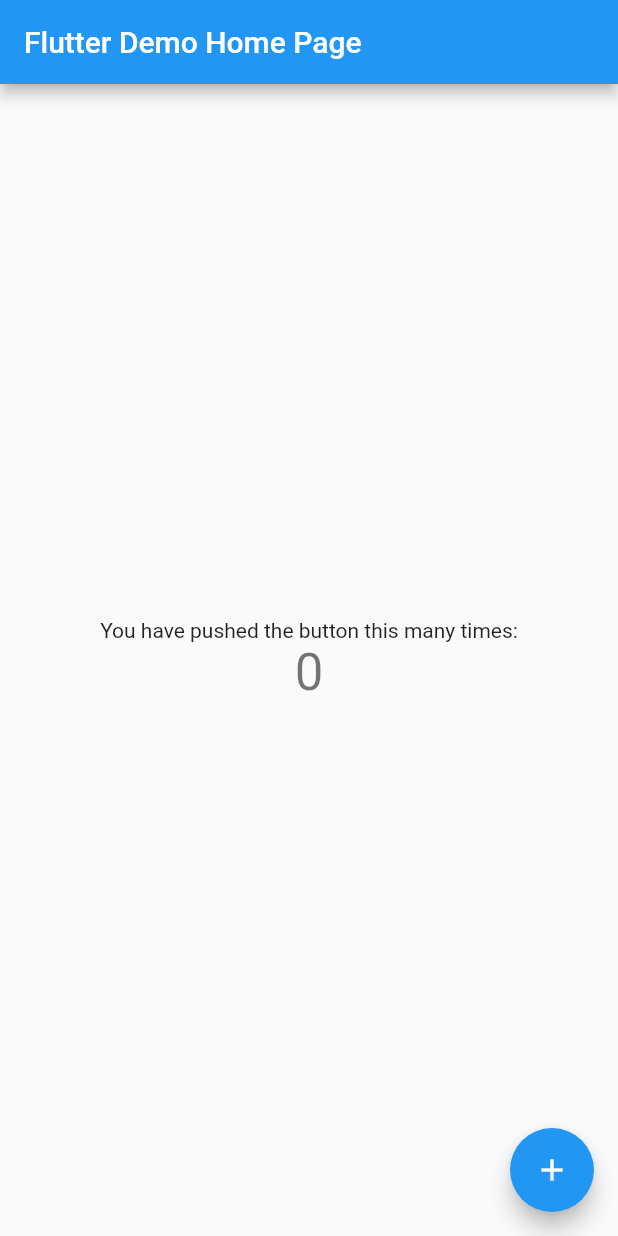
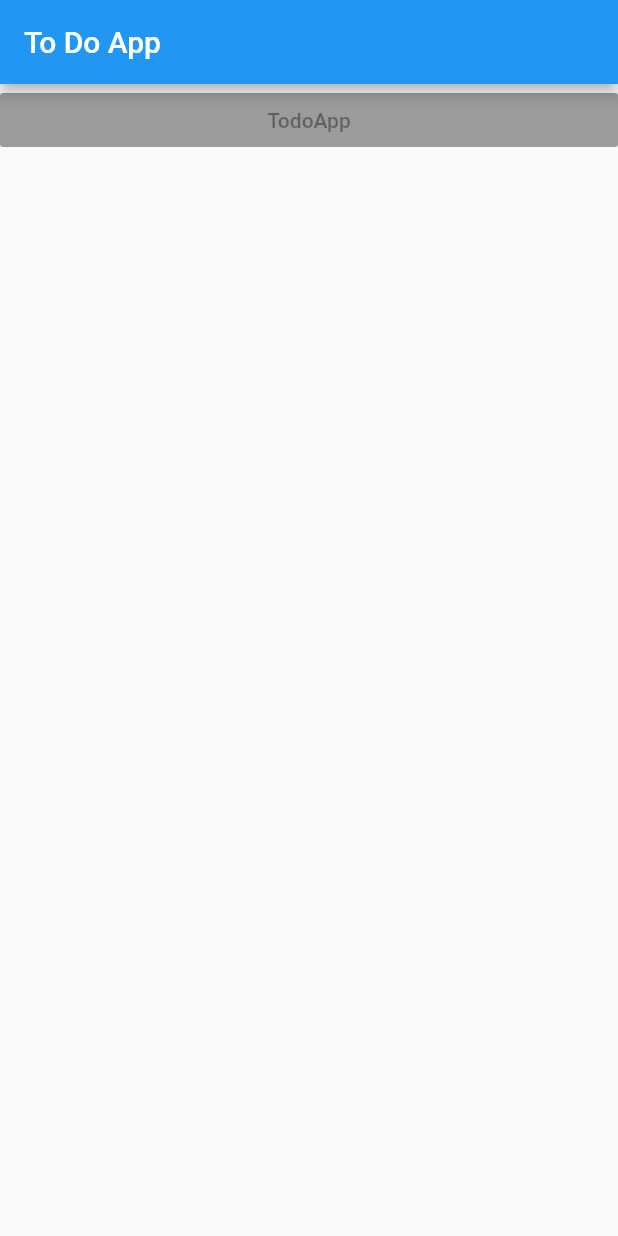
Before and after one commit to Aone0422/to_do_Flutter, a Flutter app: the screen it shows after launch, on a phone screen of 412 x 824 dp. Run offline on Flutter 3.47's test engine with Material 2 defaults, Android fonts, the phone set to English and light mode, and no system bars.

Commit message:
Add: main.dartを編集

```diff
--- a/lib/main.dart
+++ b/lib/main.dart
@@ -1,111 +1,36 @@
 import 'package:flutter/material.dart';
 
-void main() => runApp(MyApp());
+Future<void> main() async{
+  WidgetsFlutterBinding.ensureInitialized();
 
-class MyApp extends StatelessWidget {
+  runApp(MaterialApp(home: InitialScreen()));
+}
+
+class InitialScreen extends StatelessWidget {
   // This widget is the root of your application.
   @override
   Widget build(BuildContext context) {
-    return MaterialApp(
-      title: 'Flutter Demo',
-      theme: ThemeData(
-        // This is the theme of your application.
-        //
-        // Try running your application with "flutter run". You'll see the
-        // application has a blue toolbar. Then, without quitting the app, try
-        // changing the primarySwatch below to Colors.green and then invoke
-        // "hot reload" (press "r" in the console where you ran "flutter run",
-        // or simply save your changes to "hot reload" in a Flutter IDE).
-        // Notice that the counter didn't reset back to zero; the application
-        // is not restarted.
-        primarySwatch: Colors.blue,
+    return Scaffold(
+      appBar: AppBar(
+        title: const Text('To Do App'),
       ),
-      home: MyHomePage(title: 'Flutter Demo Home Page'),
+      body: ListView(
+        children: [
+          RaisedButton(
+//            onPressed: () => {
+//              Navigator.of(context).push(MaterialPageRoute<void>(
+//                  builder: (context) => TodoApp(
+//                          store: Store<AppState>(
+//                        appReducer,
+//                        initialState: const AppState(todoList: []),
+//                        middleware:
+//                            createStoreTodoMiddleware(TodoListRepositoryImpl()),
+//                      ))))
+//            },
+            child: const Text('TodoApp'),
+          ),
+        ],
+      ),
     );
   }
 }
-
-class MyHomePage extends StatefulWidget {
-  MyHomePage({Key key, this.title}) : super(key: key);
-
-  // This widget is the home page of your application. It is stateful, meaning
-  // that it has a State object (defined below) that contains fields that affect
-  // how it looks.
-
-  // This class is the configuration for the state. It holds the values (in this
-  // case the title) provided by the parent (in this case the App widget) and
-  // used by the build method of the State. Fields in a Widget subclass are
-  // always marked "final".
-
-  final String title;
-
-  @override
-  _MyHomePageState createState() => _MyHomePageState();
-}
-
-class _MyHomePageState extends State<MyHomePage> {
-  int _counter = 0;
-
-  void _incrementCounter() {
-    setState(() {
-      // This call to setState tells the Flutter framework that something has
-      // changed in this State, which causes it to rerun the build method below
-      // so that the display can reflect the updated values. If we changed
-      // _counter without calling setState(), then the build method would not be
-      // called again, and so nothing would appear to happen.
-      _counter++;
-    });
-  }
-
-  @override
-  Widget build(BuildContext context) {
-    // This method is rerun every time setState is called, for instance as done
-    // by the _incrementCounter method above.
-    //
-    // The Flutter framework has been optimized to make rerunning build methods
-    // fast, so that you can just rebuild anything that needs updating rather
-    // than having to individually change instances of widgets.
-    return Scaffold(
-      appBar: AppBar(
-        // Here we take the value from the MyHomePage object that was created by
-        // the App.build method, and use it to set our appbar title.
-        title: Text(widget.title),
-      ),
-      body: Center(
-        // Center is a layout widget. It takes a single child and positions it
-        // in the middle of the parent.
-        child: Column(
-          // Column is also a layout widget. It takes a list of children and
-          // arranges them vertically. By default, it sizes itself to fit its
-          // children horizontally, and tries to be as tall as its parent.
-          //
-          // Invoke "debug painting" (press "p" in the console, choose the
-          // "Toggle Debug Paint" action from the Flutter Inspector in Android
-          // Studio, or the "Toggle Debug Paint" command in Visual Studio Code)
-          // to see the wireframe for each widget.
-          //
-          // Column has various properties to control how it sizes itself and
-          // how it positions its children. Here we use mainAxisAlignment to
-          // center the children vertically; the main axis here is the vertical
-          // axis because Columns are vertical (the cross axis would be
-          // horizontal).
-          mainAxisAlignment: MainAxisAlignment.center,
-          children: <Widget>[
-            Text(
-              'You have pushed the button this many times:',
-            ),
-            Text(
-              '$_counter',
-              style: Theme.of(context).textTheme.display1,
-            ),
-          ],
-        ),
-      ),
-      floatingActionButton: FloatingActionButton(
-        onPressed: _incrementCounter,
-        tooltip: 'Increment',
-        child: Icon(Icons.add),
-      ), // This trailing comma makes auto-formatting nicer for build methods.
-    );
-  }
-}
```
